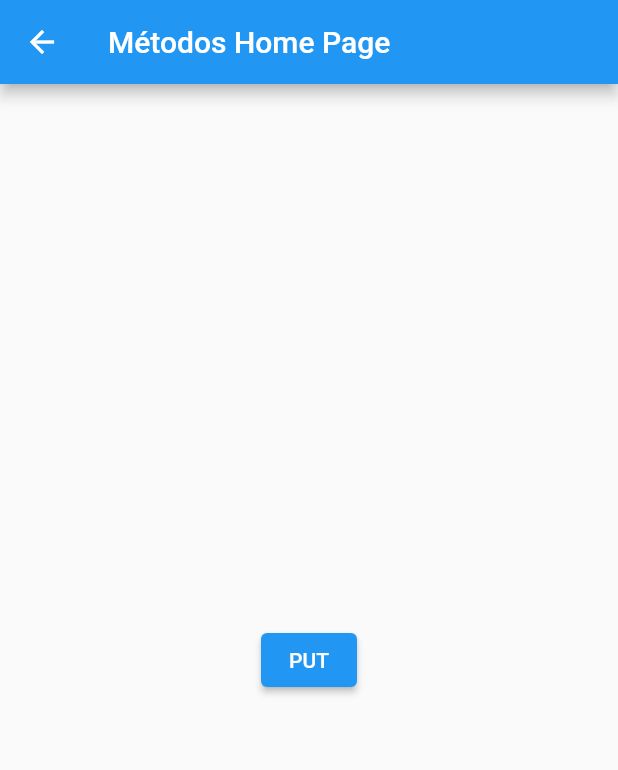
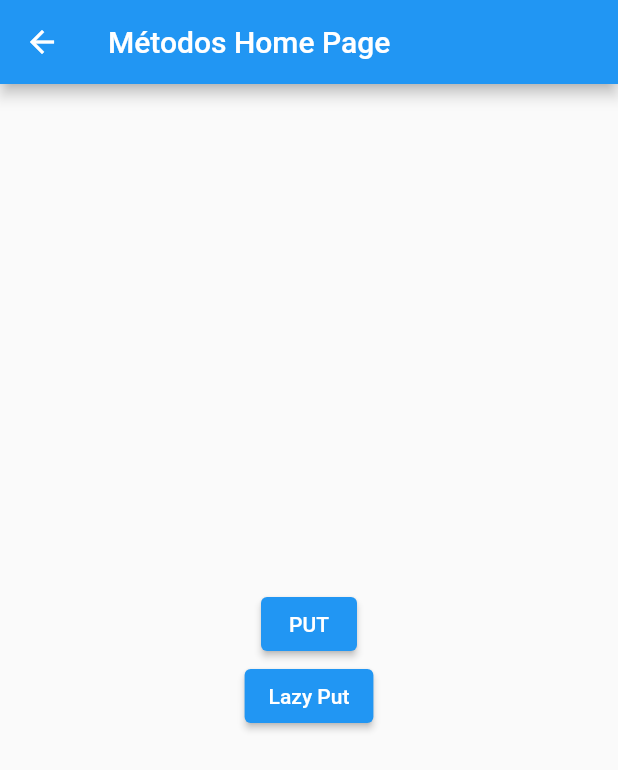
Before and after one commit to dariopmaciel/get_dependencias, a Flutter app: the screen it shows after launch, after a tap on "Métodos", on a phone screen of 412 x 824 dp. Shown: the top 770 px of the screen. Run offline on Flutter 3.47's test engine with Material 3 defaults, Android fonts, the phone set to English and light mode, and no system bars; our stand-ins replace get.

Commit message:
lazyPut, factory e fenix

```diff
--- a/lib/main.dart
+++ b/lib/main.dart
@@ -2,6 +2,7 @@ import 'package:flutter/material.dart';
 import 'package:get/get.dart';
 import 'package:get_dependencias/pages/basico/basico_home_page.dart';
 import 'package:get_dependencias/pages/home_page.dart';
+import 'package:get_dependencias/pages/metodos/lazyPut/lazy_put_page.dart';
 import 'package:get_dependencias/pages/metodos/metodos_home_page.dart';
 import 'package:get_dependencias/pages/metodos/put/put_page.dart';
 
@@ -27,10 +28,8 @@ class MyApp extends StatelessWidget {
             name: '/metodos',
             page: () => const MetodosHomePage(),
             children: [
-              GetPage(
-                name: '/put',
-                page: () => const PutPage(),
-              ),
+              GetPage(name: '/put', page: () => const PutPage()),
+              GetPage(name: '/lazy', page: () => LazyPutPage()),
             ]),
       ],
     );
--- a/lib/pages/home_page.dart
+++ b/lib/pages/home_page.dart
@@ -27,6 +27,7 @@ class HomePage extends StatelessWidget {
               },
               child: const Text("Métodos"),
             ),
+
           ],
         ),
       ),
--- /dev/null
+++ b/lib/pages/metodos/lazyPut/lazy_put_controller.dart
@@ -0,0 +1,6 @@
+class LazyPutController {
+  String nome = "Dario de Paula Maciel";
+  LazyPutController() {
+    print("Lazy Put Controller foi inicializado");
+  }
+}
--- /dev/null
+++ b/lib/pages/metodos/lazyPut/lazy_put_fenix_controller.dart
@@ -0,0 +1,6 @@
+class LazyPutFenixController {
+  String nome = "DarioPMACIEL";
+  LazyPutFenixController() {
+    print("Lazy Put Controller foi inicializado");
+  }
+}
--- a/lib/pages/metodos/metodos_home_page.dart
+++ b/lib/pages/metodos/metodos_home_page.dart
@@ -2,8 +2,6 @@ import 'package:flutter/material.dart';
 
 class MetodosHomePage extends StatelessWidget {
   const MetodosHomePage({super.key});
-
-
 
   @override
   Widget build(BuildContext context) {
@@ -21,6 +19,13 @@ class MetodosHomePage extends StatelessWidget {
               },
               child: const Text('PUT'),
             ),
+            ElevatedButton(
+              onPressed: () {
+                // Get.to(() => const BasicoHomePage());
+                Navigator.of(context).pushNamed('/metodos/lazy');
+              },
+              child: const Text("Lazy Put"),
+            ),
           ],
         ),
       ),
```
Also changed, not shown: lib/pages/metodos/lazyPut/lazy_put_page.dart (added, +75 -0 lines).
